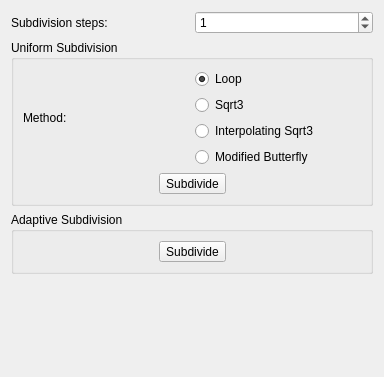
First picture: the form in Plugin-Subdivider/subdividerControls.ui, repository ShenRen/OpenFlipper, before the edit; both pictures show x 0 to 384 and y 0 to 377 of the 384 by 646 pixel window.
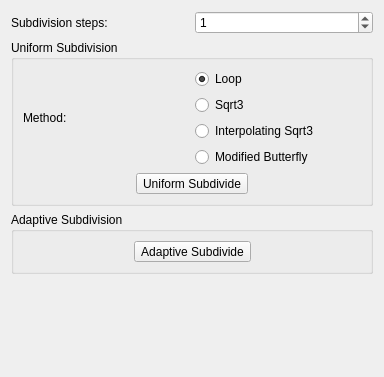
Second picture: the form after the edit.

Commit message: Changed Toolbox name

```diff
--- a/Plugin-Subdivider/subdividerControls.ui
+++ b/Plugin-Subdivider/subdividerControls.ui
@@ -121,7 +121,7 @@
         <item>
          <widget class="QToolButton" name="subdivide_uniform_toolButton">
           <property name="text">
-           <string>Subdivide</string>
+           <string>Uniform Subdivide</string>
           </property>
          </widget>
         </item>
@@ -167,7 +167,7 @@
         <item>
          <widget class="QToolButton" name="subdivide__adaptive_toolButton">
           <property name="text">
-           <string>Subdivide</string>
+           <string>Adaptive Subdivide</string>
           </property>
          </widget>
         </item>
```
